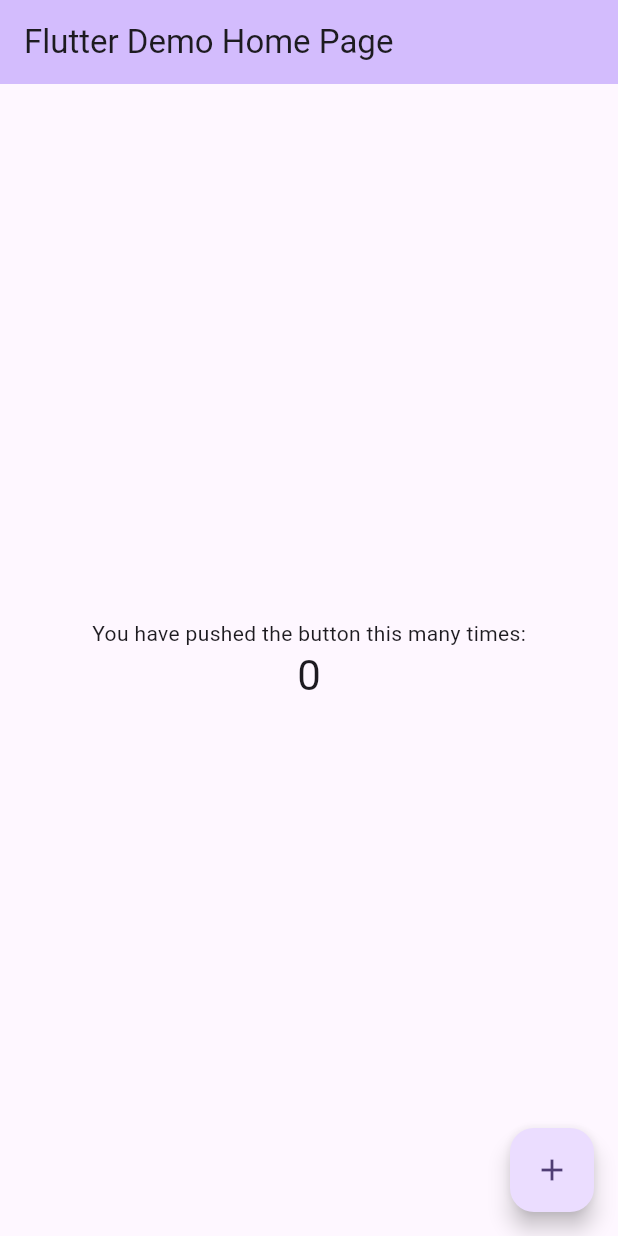
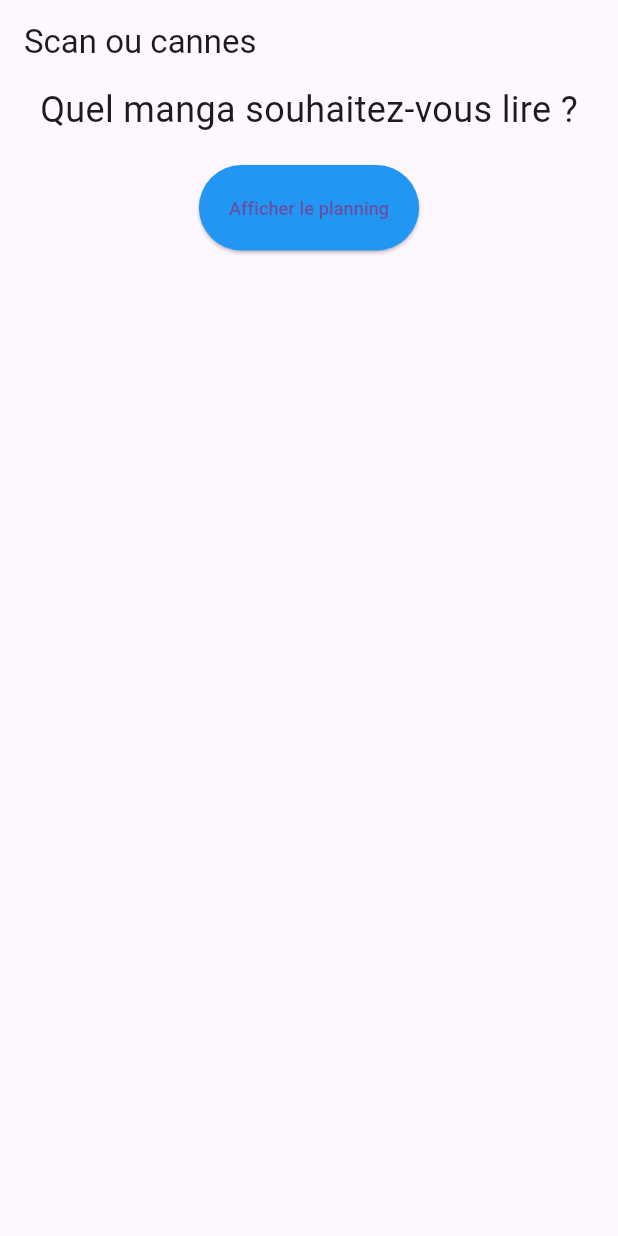
Before and after one commit to thomasvld/Mobile-App-Flutter, a Flutter app: the screen it shows after launch, on a phone screen of 412 x 824 dp. Run offline on Flutter 3.47's test engine with Material 3 defaults, Android fonts, the phone set to English and light mode, and no system bars.

Commit message:
Création button, autre page et lien entre les pages

```diff
--- a/lib/main.dart
+++ b/lib/main.dart
@@ -1,3 +1,4 @@
+import 'package:app_mobile/pages/HomePage.dart';
 import 'package:flutter/material.dart';
 
 void main() {
@@ -5,121 +6,12 @@
 }
 
 class MyApp extends StatelessWidget {
-  const MyApp({super.key});
+  const MyApp({Key? key}) : super(key: key);
 
-  // This widget is the root of your application.
   @override
   Widget build(BuildContext context) {
-    return MaterialApp(
-      title: 'Flutter Demo',
-      theme: ThemeData(
-        // This is the theme of your application.
-        //
-        // TRY THIS: Try running your application with "flutter run". You'll see
-        // the application has a purple toolbar. Then, without quitting the app,
-        // try changing the seedColor in the colorScheme below to Colors.green
-        // and then invoke "hot reload" (save your changes or press the "hot
-        // reload" button in a Flutter-supported IDE, or press "r" if you used
-        // the command line to start the app).
-        //
-        // Notice that the counter didn't reset back to zero; the application
-        // state is not lost during the reload. To reset the state, use hot
-        // restart instead.
-        //
-        // This works for code too, not just values: Most code changes can be
-        // tested with just a hot reload.
-        colorScheme: ColorScheme.fromSeed(seedColor: Colors.deepPurple),
-        useMaterial3: true,
-      ),
-      home: const MyHomePage(title: 'Flutter Demo Home Page'),
+    return const MaterialApp(
+      home: HomePage(),
     );
   }
 }
-
-class MyHomePage extends StatefulWidget {
-  const MyHomePage({super.key, required this.title});
-
-  // This widget is the home page of your application. It is stateful, meaning
-  // that it has a State object (defined below) that contains fields that affect
-  // how it looks.
-
-  // This class is the configuration for the state. It holds the values (in this
-  // case the title) provided by the parent (in this case the App widget) and
-  // used by the build method of the State. Fields in a Widget subclass are
-  // always marked "final".
-
-  final String title;
-
-  @override
-  State<MyHomePage> createState() => _MyHomePageState();
-}
-
-class _MyHomePageState extends State<MyHomePage> {
-  int _counter = 0;
-
-  void _incrementCounter() {
-    setState(() {
-      // This call to setState tells the Flutter framework that something has
-      // changed in this State, which causes it to rerun the build method below
-      // so that the display can reflect the updated values. If we changed
-      // _counter without calling setState(), then the build method would not be
-      // called again, and so nothing would appear to happen.
-      _counter++;
-    });
-  }
-
-  @override
-  Widget build(BuildContext context) {
-    // This method is rerun every time setState is called, for instance as done
-    // by the _incrementCounter method above.
-    //
-    // The Flutter framework has been optimized to make rerunning build methods
-    // fast, so that you can just rebuild anything that needs updating rather
-    // than having to individually change instances of widgets.
-    return Scaffold(
-      appBar: AppBar(
-        // TRY THIS: Try changing the color here to a specific color (to
-        // Colors.amber, perhaps?) and trigger a hot reload to see the AppBar
-        // change color while the other colors stay the same.
-        backgroundColor: Theme.of(context).colorScheme.inversePrimary,
-        // Here we take the value from the MyHomePage object that was created by
-        // the App.build method, and use it to set our appbar title.
-        title: Text(widget.title),
-      ),
-      body: Center(
-        // Center is a layout widget. It takes a single child and positions it
-        // in the middle of the parent.
-        child: Column(
-          // Column is also a layout widget. It takes a list of children and
-          // arranges them vertically. By default, it sizes itself to fit its
-          // children horizontally, and tries to be as tall as its parent.
-          //
-          // Column has various properties to control how it sizes itself and
-          // how it positions its children. Here we use mainAxisAlignment to
-          // center the children vertically; the main axis here is the vertical
-          // axis because Columns are vertical (the cross axis would be
-          // horizontal).
-          //
-          // TRY THIS: Invoke "debug painting" (choose the "Toggle Debug Paint"
-          // action in the IDE, or press "p" in the console), to see the
-          // wireframe for each widget.
-          mainAxisAlignment: MainAxisAlignment.center,
-          children: <Widget>[
-            const Text(
-              'You have pushed the button this many times:',
-            ),
-            Text(
-              '$_counter',
-              style: Theme.of(context).textTheme.headlineMedium,
-            ),
-          ],
-        ),
-      ),
-      floatingActionButton: FloatingActionButton(
-        onPressed: _incrementCounter,
-        tooltip: 'Increment',
-        child: const Icon(Icons.add),
-      ), // This trailing comma makes auto-formatting nicer for build methods.
-    );
-  }
-}
--- /dev/null
+++ b/lib/pages/EventPage.dart
@@ -0,0 +1,17 @@
+import 'package:flutter/material.dart';
+
+class EventPage extends StatelessWidget {
+  const EventPage({Key? key}) : super(key: key);
+
+  @override
+  Widget build(BuildContext context) {
+    return Scaffold(
+      appBar: AppBar(
+        title: const Text("Lire Naruto"),
+      ),
+      body: const Center(
+        child: Text("Prochainement disponible"),
+      ),
+    );
+  }
+}
--- /dev/null
+++ b/lib/pages/HomePage.dart
@@ -0,0 +1,40 @@
+import 'package:app_mobile/pages/EventPage.dart';
+import 'package:flutter/material.dart';
+
+class HomePage extends StatelessWidget {
+  const HomePage({
+    super.key,
+  });
+
+  @override
+  Widget build(BuildContext context) {
+    return Scaffold(
+      appBar: AppBar(
+        title: const Text("Scan ou cannes"),
+      ),
+      body: Center(
+        child: Column(children: [
+          Text(
+            "Quel manga souhaitez-vous lire ?",
+            style: TextStyle(
+              fontSize: 24,
+            ),
+          ),
+          Padding(padding: EdgeInsets.only(top: 20)),
+          ElevatedButton(
+              style: ButtonStyle(
+                  padding: MaterialStatePropertyAll(EdgeInsets.all(20)),
+                  backgroundColor: MaterialStatePropertyAll(Colors.blue)),
+              onPressed: () {
+                Navigator.push(context,
+                    PageRouteBuilder(pageBuilder: (_, __, ___) => EventPage()));
+              },
+              child: Text(
+                "Afficher le planning",
+                style: TextStyle(fontSize: 12),
+              ))
+        ]),
+      ),
+    );
+  }
+}
```
